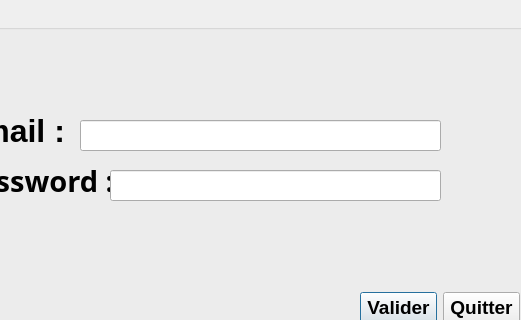
Before: the Qt Designer form application_version_beta/login.ui in AzizBenIsmail/Projet_Parental_Monitoring_System_Qt, drawn with Qt 5; both pictures show x 280 to 801 and y 209 to 529 of the 1147 by 809 pixel window.
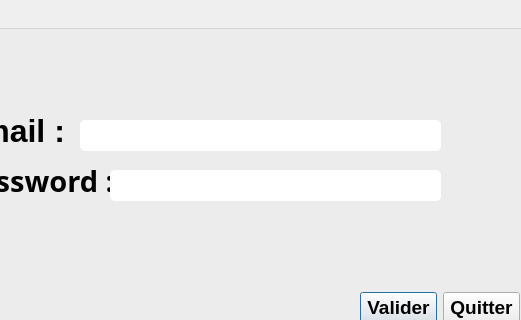
After: the same form once the commit is applied.

Diff of the .ui file:
```diff
--- a/application_version_beta/login.ui
+++ b/application_version_beta/login.ui
@@ -88,10 +88,32 @@
     </property>
     <property name="font">
      <font>
-      <family>MS Serif</family>
+      <family>Arial</family>
       <pointsize>17</pointsize>
+      <weight>50</weight>
+      <bold>false</bold>
      </font>
     </property>
+    <property name="styleSheet">
+     <string notr="true">QLineEdit{
+    background-color: white;
+    box-shadow: 2px 0.5px 5px 1px inset black;
+    border-radius: 5px;
+    width: 70%;
+    padding-right: 10px;
+    padding-left: 10px;
+    text-align: left;
+    color: #000;
+    font-size:inherit;
+    font-family: Arial, Helvetica, sans-serif;  
+    font-weight:normal;
+    font-variant:normal;
+}
+QLineEdit::hover{  color: black ;
+background-color:orange;}
+QLineEdit::focus{  color: black ;
+background-color:white;}</string>
+    </property>
    </widget>
    <widget class="QLineEdit" name="lineEdit_password">
     <property name="geometry">
@@ -104,10 +126,32 @@
     </property>
     <property name="font">
      <font>
-      <family>MS Serif</family>
+      <family>Arial</family>
       <pointsize>17</pointsize>
+      <weight>50</weight>
+      <bold>false</bold>
      </font>
     </property>
+    <property name="styleSheet">
+     <string notr="true">QLineEdit{
+    background-color: white;
+    box-shadow: 2px 0.5px 5px 1px inset black;
+    border-radius: 5px;
+    width: 70%;
+    padding-right: 10px;
+    padding-left: 10px;
+    text-align: left;
+    color: #000;
+    font-size:inherit;
+    font-family: Arial, Helvetica, sans-serif;  
+    font-weight:normal;
+    font-variant:normal;
+}
+QLineEdit::hover{  color: black ;
+background-color:orange;}
+QLineEdit::focus{  color: black ;
+background-color:white;}</string>
+    </property>
     <property name="echoMode">
      <enum>QLineEdit::Password</enum>
     </property>
```
